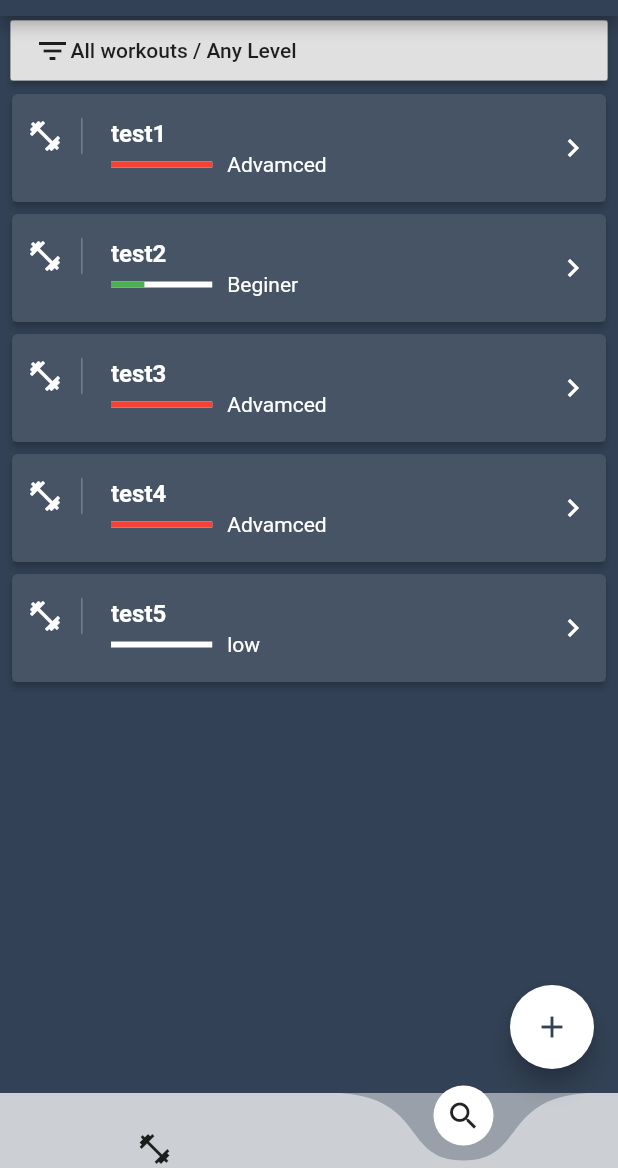
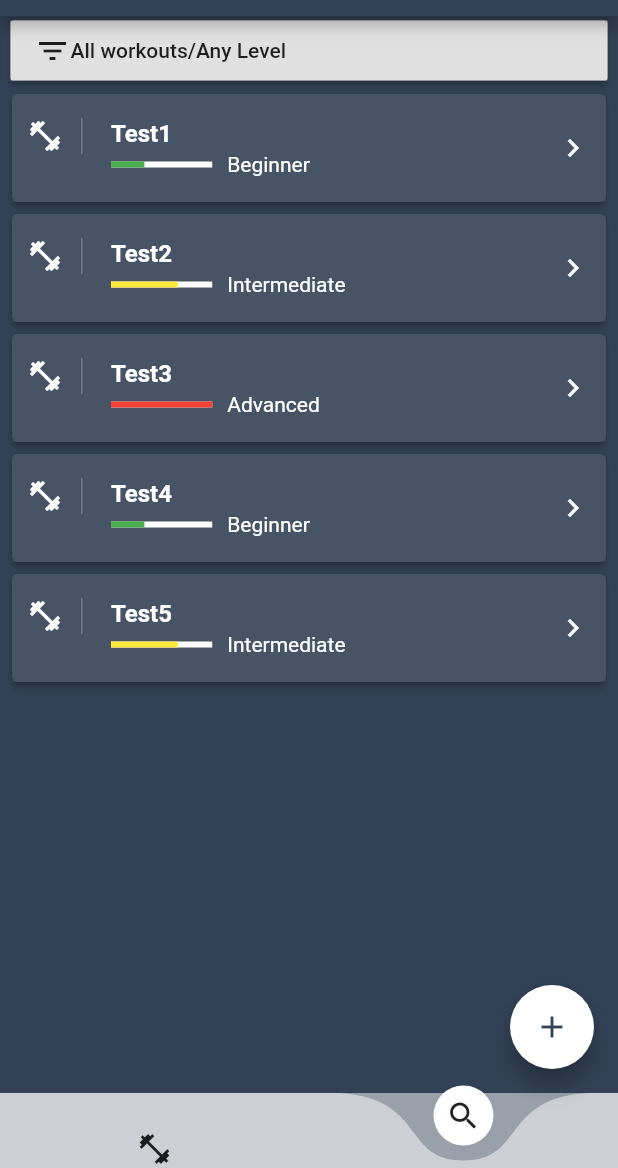
Before and after one commit to TimurMisharin/MyFitProgram, a Flutter app: the screen it shows once a user with an empty profile is signed in, item 2 of the bottom bar chosen, after a tap on "Only My Workouts", on a phone screen of 412 x 824 dp, the part 68-1236 px from its top. Run offline on Flutter 3.47's test engine with Material 2 defaults, Android fonts, the phone set to English and light mode, and no system bars; drawn by our look-alikes of curved_navigation_bar; our stand-ins replace firebase_auth, firebase_core, flutter_form_builder, fluttertoast; accounts and stored records are empty.

Commit message:
login page fixed some flow

```diff
--- a/lib/components/active-workouts.dart
+++ b/lib/components/active-workouts.dart
@@ -1,10 +1,14 @@
 import 'package:flutter/material.dart';
 
 class ActiveWorkouts extends StatelessWidget {
+  const ActiveWorkouts({Key key}) : super(key: key);
+
   @override
   Widget build(BuildContext context) {
     return Container(
-      child: Text('Active workouts'),
+      child: Center(
+        child: Text('Active workouts'),
+      ),
     );
   }
 }
--- a/lib/components/drill/drill-remove-alert.dart
+++ b/lib/components/drill/drill-remove-alert.dart
@@ -12,14 +12,12 @@ Widget drillRemoveAlert(BuildContext context) {
           onPressed: () {
             Navigator.pop(context, true);
           },
-        child: Text('Yes'),
-      ),
+          child: Text('Yes')),
       FlatButton(
           onPressed: () {
             Navigator.pop(context, false);
           },
-        child: Text('No'),
-      )
+          child: Text('No')),
     ],
   );
 }
--- a/lib/components/workouts-list.dart
+++ b/lib/components/workouts-list.dart
@@ -15,49 +15,45 @@ class _WorkoutsListState extends State<WorkoutsList> {
 
   final workouts = <Workout>[
     Workout(
-        title: 'test1',
-        author: 'Timur1',
-        description: 'test workout1',
-        level: 'Advamced'),
+        title: 'Test1',
+        author: 'timur1',
+        description: 'Test Workout1',
+        level: 'Beginner'),
     Workout(
-        title: 'test2',
-        author: 'Timur2',
-        description: 'test workout2',
-        level: 'Beginer'),
+        title: 'Test2',
+        author: 'timur2',
+        description: 'Test Workout2',
+        level: 'Intermediate'),
     Workout(
-        title: 'test3',
-        author: 'Timur3',
-        description: 'test workout3',
-        level: 'Advamced'),
+        title: 'Test3',
+        author: 'timur3',
+        description: 'Test Workout3',
+        level: 'Advanced'),
     Workout(
-        title: 'test4',
-        author: 'Timur4',
-        description: 'test workout4',
-        level: 'Advamced'),
+        title: 'Test4',
+        author: 'timur4',
+        description: 'Test Workout4',
+        level: 'Beginner'),
     Workout(
-        title: 'test5',
-        author: 'Timur5',
-        description: 'test workout5',
-        level: 'low'),
+        title: 'Test5',
+        author: 'timur5',
+        description: 'Test Workout5',
+        level: 'Intermediate'),
   ];
 
-  bool filterOnlyMyWorkouts = false;
-  String filterTitle = '';
-
+  var filterHeight = 0.0;
+  var filterText = '';
+  var filterOnlyMyWorkouts = false;
+  var filterTitle = '';
+  var filterLevel = 'Any Level';
   var filterTitleController = TextEditingController();
-
-  String filterLevel = 'Any Level';
-
-  String filterText = '';
-  double filterHeight = 0.0;
 
   List<Workout> filter() {
     setState(() {
       filterText = filterOnlyMyWorkouts ? 'My Workouts' : 'All workouts';
       filterText += '/' + filterLevel;
-      if (filterTitle.isNotEmpty) {
-        filterText += '/' + filterTitle;
-      }
+      print(filterTitle);
+      if (filterTitle.isNotEmpty) filterText += '/' + filterTitle;
       filterHeight = 0;
     });
 
@@ -67,7 +63,7 @@ class _WorkoutsListState extends State<WorkoutsList> {
 
   List<Workout> clearFilter() {
     setState(() {
-      filterText = 'All workouts / Any Level';
+      filterText = 'All workouts/Any Level';
       filterOnlyMyWorkouts = false;
       filterTitle = '';
       filterLevel = 'Any Level';
@@ -81,54 +77,6 @@ class _WorkoutsListState extends State<WorkoutsList> {
 
   @override
   Widget build(BuildContext context) {
-    var workoutsList = Expanded(
-      child: ListView.builder(
-        itemCount: workouts.length,
-        itemBuilder: (context, index) {
-          return Card(
-            elevation: 2.0,
-            margin: EdgeInsets.symmetric(horizontal: 8, vertical: 4),
-            child: Container(
-              decoration: BoxDecoration(
-                color: Color.fromRGBO(50, 65, 85, 0.9),
-              ),
-              child: ListTile(
-                contentPadding: EdgeInsets.symmetric(
-                  horizontal: 10,
-                ),
-                leading: Container(
-                  padding: EdgeInsets.only(right: 12),
-                  child: Icon(
-                    Icons.fitness_center_sharp,
-                    color: Theme.of(context).textTheme.headline6.color,
-                  ),
-                  decoration: BoxDecoration(
-                      border: Border(
-                    right: BorderSide(
-                      width: 1,
-                      color: Colors.white24,
-                    ),
-                  )),
-                ),
-                title: Text(
-                  workouts[index].title,
-                  style: TextStyle(
-                    color: Theme.of(context).textTheme.headline6.color,
-                    fontWeight: FontWeight.bold,
-                  ),
-                ),
-                trailing: Icon(
-                  Icons.keyboard_arrow_right,
-                  color: Theme.of(context).textTheme.headline6.color,
-                ),
-                subtitle: subtitle(context, workouts[index]),
-              ),
-            ),
-          );
-        },
-      ),
-    );
-
     var filterInfo = Container(
       margin: EdgeInsets.only(top: 3, left: 7, right: 7, bottom: 5),
       decoration: BoxDecoration(color: Colors.white.withOpacity(0.5)),
@@ -151,24 +99,19 @@ class _WorkoutsListState extends State<WorkoutsList> {
         },
       ),
     );
-
     var levelMenuItems = <String>[
       'Any Level',
-      'Beginer',
+      'Beginner',
       'Intermediate',
-      'Advamced'
+      'Advanced'
     ].map((String value) {
       return new DropdownMenuItem<String>(
         value: value,
         child: new Text(value),
       );
     }).toList();
-
     var filterForm = AnimatedContainer(
-      margin: EdgeInsets.symmetric(
-        vertical: 0.0,
-        horizontal: 7,
-      ),
+      margin: EdgeInsets.symmetric(vertical: 0.0, horizontal: 7),
       child: Card(
         child: Padding(
           padding: const EdgeInsets.all(8.0),
@@ -177,30 +120,18 @@ class _WorkoutsListState extends State<WorkoutsList> {
               SwitchListTile(
                   title: const Text('Only My Workouts'),
                   value: filterOnlyMyWorkouts,
-                onChanged: (bool val) {
-                  setState(() {
-                    filterOnlyMyWorkouts = val;
-                  });
-                },
-              ),
+                  onChanged: (bool val) =>
+                      setState(() => filterOnlyMyWorkouts = val)),
               DropdownButtonFormField<String>(
                 decoration: const InputDecoration(labelText: 'Level'),
                 items: levelMenuItems,
                 value: filterLevel,
-                onChanged: (String val) {
-                  setState(() {
-                    filterLevel = val;
-                  });
-                },
+                onChanged: (String val) => setState(() => filterLevel = val),
               ),
               TextFormField(
                 controller: filterTitleController,
                 decoration: const InputDecoration(labelText: 'Title'),
-                onChanged: (String val) {
-                  setState(() {
-                    filterTitle = val;
-                  });
-                },
+                onChanged: (String val) => setState(() => filterTitle = val),
               ),
               Row(
                 children: <Widget>[
@@ -210,10 +141,8 @@ class _WorkoutsListState extends State<WorkoutsList> {
                       onPressed: () {
                         filter();
                       },
-                      child: Text(
-                        'Apply',
-                        style: TextStyle(color: Colors.white),
-                      ),
+                      child:
+                          Text("Apply", style: TextStyle(color: Colors.white)),
                       color: Theme.of(context).primaryColor,
                     ),
                   ),
@@ -224,15 +153,13 @@ class _WorkoutsListState extends State<WorkoutsList> {
                       onPressed: () {
                         clearFilter();
                       },
-                      child: Text(
-                        "Clear",
-                        style: TextStyle(color: Colors.white),
-                      ),
+                      child:
+                          Text("Clear", style: TextStyle(color: Colors.white)),
                       color: Colors.red,
                     ),
                   )
                 ],
-              )
+              ),
             ],
           ),
         ),
@@ -241,22 +168,54 @@ class _WorkoutsListState extends State<WorkoutsList> {
       curve: Curves.fastOutSlowIn,
       height: filterHeight,
     );
+    var widgetsList = Expanded(
+      child: ListView.builder(
+          itemCount: workouts.length,
+          itemBuilder: (context, i) {
+            return Card(
+              elevation: 2.0,
+              margin: EdgeInsets.symmetric(horizontal: 8, vertical: 4),
+              child: Container(
+                decoration:
+                    BoxDecoration(color: Color.fromRGBO(50, 65, 85, 0.9)),
+                child: ListTile(
+                  contentPadding: EdgeInsets.symmetric(horizontal: 10),
+                  leading: Container(
+                    padding: EdgeInsets.only(right: 12),
+                    child: Icon(Icons.fitness_center,
+                        color: Theme.of(context).textTheme.headline6.color),
+                    decoration: BoxDecoration(
+                        border: Border(
+                            right:
+                                BorderSide(width: 1, color: Colors.white24))),
+                  ),
+                  title: Text(workouts[i].title,
+                      style: TextStyle(
+                          color: Theme.of(context).textTheme.headline6.color,
+                          fontWeight: FontWeight.bold)),
+                  trailing: Icon(Icons.keyboard_arrow_right,
+                      color: Theme.of(context).textTheme.headline6.color),
+                  subtitle: subtitle(context, workouts[i]),
+                ),
+              ),
+            );
+          }),
+    );
 
-    return Column(
-      children: <Widget>[
+    return Column(children: [
       filterInfo,
       filterForm,
-        workoutsList,
-      ],
-    );
+      widgetsList,
+    ]);
   }
 }
 
 Widget subtitle(BuildContext context, Workout workout) {
   var color = Colors.grey;
   double indicatorLevel = 0;
+
   switch (workout.level) {
-    case 'Beginer':
+    case 'Beginner':
       color = Colors.green;
       indicatorLevel = 0.33;
       break;
@@ -264,7 +223,7 @@ Widget subtitle(BuildContext context, Workout workout) {
       color = Colors.yellow;
       indicatorLevel = 0.66;
       break;
-    case 'Advamced':
+    case 'Advanced':
       color = Colors.red;
       indicatorLevel = 1;
       break;
@@ -277,21 +236,13 @@ Widget subtitle(BuildContext context, Workout workout) {
           child: LinearProgressIndicator(
               backgroundColor: Theme.of(context).textTheme.headline6.color,
               value: indicatorLevel,
-          valueColor: AlwaysStoppedAnimation(color),
-        ),
-      ),
-      SizedBox(
-        width: 10,
-      ),
+              valueColor: AlwaysStoppedAnimation(color))),
+      SizedBox(width: 10),
       Expanded(
           flex: 3,
-        child: Text(
-          workout.level,
+          child: Text(workout.level,
               style: TextStyle(
-            color: Theme.of(context).textTheme.headline6.color,
-          ),
-        ),
-      )
+                  color: Theme.of(context).textTheme.headline6.color)))
     ],
   );
 }
--- a/lib/screens/auth.dart
+++ b/lib/screens/auth.dart
@@ -1,23 +1,24 @@
 import 'package:flutter/material.dart';
 
-import '../domain/myUser.dart';
 import '../services/auth.dart';
 import '../components/common/toastr.dart';
 
 class AuthorizationPage extends StatefulWidget {
+  AuthorizationPage({Key key}) : super(key: key);
+
   @override
   _AuthorizationPageState createState() => _AuthorizationPageState();
 }
 
 class _AuthorizationPageState extends State<AuthorizationPage> {
-  var _emailController = TextEditingController();
-  var _passwordController = TextEditingController();
+  TextEditingController _emailController = TextEditingController();
+  TextEditingController _passwordController = TextEditingController();
 
   String _email;
   String _password;
   bool showLogin = true;
 
-  var _authService = AuthService();
+  final AuthService _authService = AuthService();
 
   @override
   Widget build(BuildContext context) {
@@ -26,60 +27,36 @@ class _AuthorizationPageState extends State<AuthorizationPage> {
           padding: EdgeInsets.only(top: 100),
           child: Container(
               child: Align(
-            child: Text(
-              'My Fit Program',
+                  child: Text('MAXFIT',
                       style: TextStyle(
                         fontSize: 45,
                         fontWeight: FontWeight.bold,
-                  color: Colors.white),
-            ),
-          ),
-        ),
-      );
+                        color: Colors.white,
+                      )))));
     }
 
     Widget _input(Icon icon, String hint, TextEditingController controller,
         bool obscure) {
       return Container(
-        padding: EdgeInsets.only(
-          left: 20,
-          right: 20,
-        ),
+        padding: EdgeInsets.only(left: 20, right: 20),
         child: TextField(
           controller: controller,
           obscureText: obscure,
-          style: TextStyle(
-            fontSize: 20,
-            color: Colors.white,
-          ),
+          style: TextStyle(fontSize: 20, color: Colors.white),
           decoration: InputDecoration(
               hintStyle: TextStyle(
                   fontWeight: FontWeight.bold,
                   fontSize: 20,
-                color: Colors.white30,
-              ),
+                  color: Colors.white30),
               hintText: hint,
               focusedBorder: OutlineInputBorder(
-                borderSide: BorderSide(
-                  color: Colors.white,
-                  width: 3,
-                ),
-              ),
+                  borderSide: BorderSide(color: Colors.white, width: 3)),
               enabledBorder: OutlineInputBorder(
-                borderSide: BorderSide(
-                  color: Colors.white54,
-                  width: 1,
-                ),
-              ),
+                  borderSide: BorderSide(color: Colors.white54, width: 1)),
               prefixIcon: Padding(
                   padding: EdgeInsets.only(left: 10, right: 10),
                   child: IconTheme(
-                  data: IconThemeData(
-                    color: Colors.white,
-                  ),
-                  child: icon,
-                ),
-              )),
+                      data: IconThemeData(color: Colors.white), child: icon))),
         ),
       );
     }
@@ -89,14 +66,11 @@ class _AuthorizationPageState extends State<AuthorizationPage> {
         splashColor: Theme.of(context).primaryColor,
         highlightColor: Theme.of(context).primaryColor,
         color: Colors.white,
-        child: Text(
-          text,
+        child: Text(text,
             style: TextStyle(
                 fontWeight: FontWeight.bold,
                 color: Theme.of(context).primaryColor,
-            fontSize: 20,
-          ),
-        ),
+                fontSize: 20)),
         onPressed: () {
           func();
         },
@@ -108,77 +82,56 @@ class _AuthorizationPageState extends State<AuthorizationPage> {
         child: Column(
           children: <Widget>[
             Padding(
-              padding: EdgeInsets.only(
-                bottom: 20,
-                top: 10,
-              ),
-              child:
-                  _input(Icon(Icons.email), "EMAIL", _emailController, false),
-            ),
+                padding: EdgeInsets.only(bottom: 20, top: 10),
+                child: _input(
+                    Icon(Icons.email), "EMAIL", _emailController, false)),
             Padding(
-              padding: EdgeInsets.only(
-                bottom: 20,
-              ),
+                padding: EdgeInsets.only(bottom: 20),
                 child: _input(
-                  Icon(Icons.lock), "PASSWORD", _passwordController, true),
-            ),
+                    Icon(Icons.lock), "PASSWORD", _passwordController, true)),
             SizedBox(
               height: 20,
             ),
             Padding(
-              padding: EdgeInsets.only(
-                left: 20,
-                right: 20,
-              ),
+                padding: EdgeInsets.only(left: 20, right: 20),
                 child: Container(
                     height: 50,
                     width: MediaQuery.of(context).size.width,
-                child: _button(label, func),
-              ),
-            ),
+                    child: _button(label, func)))
           ],
         ),
       );
     }
 
-    void _loginButtonAction() async {
-      _email = _emailController.text.trim();
-      _password = _passwordController.text.trim();
+    void _signInButtonAction() async {
+      _email = _emailController.text;
+      _password = _passwordController.text;
 
-      if (_email.isEmpty || _password.isEmpty) {
-        return;
-      }
-
-      MyUser user =
-          await _authService.signInWithEmailAndPassword(_email, _password);
-
-      if (user == null) {
-        buildToastr("Can't SignIn you! Please check your email and password");
-        return;
-      }
-
+      if (_email.isEmpty || _password.isEmpty) return;
+      dynamic user = await _authService.signInWithEmailAndPassword(
+          _email.trim(), _password.trim());
+      if (user == null)
+        buildToastr("Can't SignIn you! Please check your email/password");
+      else {
         _emailController.clear();
         _passwordController.clear();
       }
+    }
 
     void _registerButtonAction() async {
-      _email = _emailController.text.trim();
-      _password = _passwordController.text.trim();
+      _email = _emailController.text;
+      _password = _passwordController.text;
 
-      if (_email.isEmpty || _password.isEmpty) {
-        return;
-      }
+      if (_email.isEmpty || _password.isEmpty) return;
 
-      MyUser user =
-          await _authService.registerWithEmailAndPassword(_email, _password);
-
-      if (user == null) {
-        buildToastr("Can't Register you! Please check your email and password");
-        return;
-      }
-
+      dynamic user = await _authService.registerWithEmailAndPassword(
+          _email.trim(), _password.trim());
+      if (user == null)
+        buildToastr("Can't Register you! Please check your email/password");
+      else {
         _emailController.clear();
         _passwordController.clear();
+      }
     }
 
     Widget _bottomWave() {
@@ -207,24 +160,19 @@ class _AuthorizationPageState extends State<AuthorizationPage> {
             (showLogin
                 ? Column(
                     children: <Widget>[
-                    _form('LOGIN', _loginButtonAction),
+                      _form('LOGIN', _signInButtonAction),
                       Padding(
                         padding: EdgeInsets.all(10),
                         child: GestureDetector(
-                        child: Text(
-                          'Not Registered yet? Register',
+                            child: Text('Not registered yet? Register!',
                                 style: TextStyle(
-                            fontSize: 20,
-                            color: Colors.white,
-                          ),
-                        ),
+                                    fontSize: 20, color: Colors.white)),
                             onTap: () {
                               setState(() {
                                 showLogin = false;
                               });
-                        },
-                      ),
-                    ),
+                            }),
+                      )
                     ],
                   )
                 : Column(
@@ -233,26 +181,20 @@ class _AuthorizationPageState extends State<AuthorizationPage> {
                       Padding(
                         padding: EdgeInsets.all(10),
                         child: GestureDetector(
-                        child: Text(
-                          'Alredy registered? Login!',
+                            child: Text('Already registered? Login!',
                                 style: TextStyle(
-                            fontSize: 20,
-                            color: Colors.white,
-                          ),
-                        ),
+                                    fontSize: 20, color: Colors.white)),
                             onTap: () {
                               setState(() {
                                 showLogin = true;
                               });
-                        },
-                      ),
-                    ),
+                            }),
+                      )
                     ],
                   )),
-          _bottomWave(),
+            _bottomWave()
           ],
-      ),
-    );
+        ));
   }
 }
 
@@ -262,8 +204,8 @@ class BottomWaveClipper extends CustomClipper<Path> {
     var path = Path();
     path.moveTo(size.width, 0.0);
     path.lineTo(size.width, size.height);
-    path.lineTo(0.0, size.height + 2);
-    path.lineTo(0.0, size.height + 10);
+    path.lineTo(0.0, size.height);
+    path.lineTo(0.0, size.height + 5);
     var secondControlPoint = Offset(size.width - (size.width / 6), size.height);
     var secondEndPoint = Offset(size.width, 0.0);
     path.quadraticBezierTo(secondControlPoint.dx, secondControlPoint.dy,
```
Also changed, not shown: lib/components/common/save-button.dart (+3 -4 lines), lib/components/drill/drill.dart (+19 -20 lines), lib/domain/workout.dart (+24 -24 lines). Lines whose indentation alone changed are shown as unchanged.
